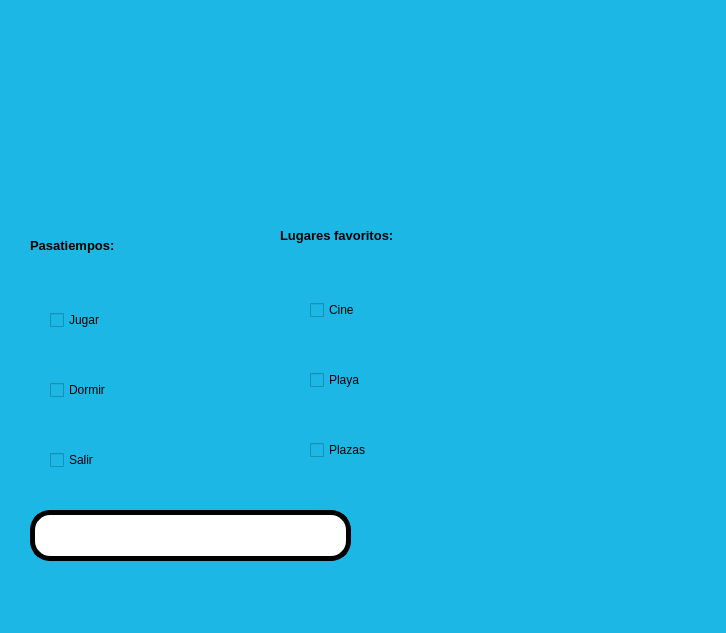
This is PIP_2025_Eq1/Unidad 2/P18_Checkbox_v2.ui in juliancruz98/PIP_2025_Eq1 as Qt 5 draws it before an edit. The edited form follows.
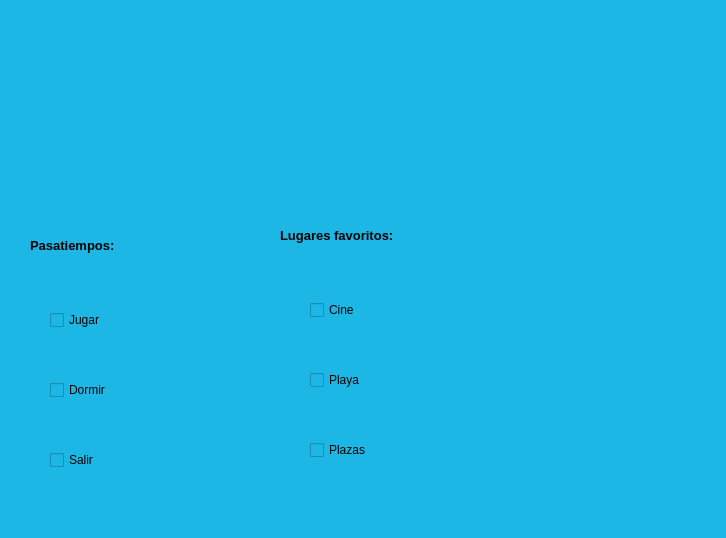
This is the edited form. Icons and pictures are not drawn.

Diff of the .ui file:
```diff
--- a/PIP_2025_Eq1/Unidad 2/P18_Checkbox_v2.ui
+++ b/PIP_2025_Eq1/Unidad 2/P18_Checkbox_v2.ui
@@ -7,7 +7,7 @@
     <x>0</x>
     <y>0</y>
     <width>726</width>
-    <height>633</height>
+    <height>538</height>
    </rect>
   </property>
   <property name="windowTitle">
@@ -60,34 +60,6 @@
      <string>Pasatiempos:</string>
     </property>
    </widget>
-   <widget class="QLineEdit" name="txt_temporizador">
-    <property name="geometry">
-     <rect>
-      <x>30</x>
-      <y>510</y>
-      <width>321</width>
-      <height>51</height>
-     </rect>
-    </property>
-    <property name="font">
-     <font>
-      <weight>75</weight>
-      <bold>true</bold>
-     </font>
-    </property>
-    <property name="styleSheet">
-     <string notr="true">background-color: rgb(255, 255, 255);
-border-radius:20px;
-border:  5px solid black;
-</string>
-    </property>
-    <property name="text">
-     <string/>
-    </property>
-    <property name="alignment">
-     <set>Qt::AlignCenter</set>
-    </property>
-   </widget>
    <widget class="QLabel" name="imagen_2">
     <property name="geometry">
      <rect>
```
